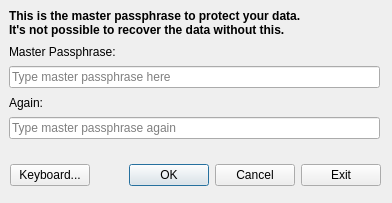
This is Wilhelmina/MasterPasswordDialog.ui in nrosvall/Wilhelmina as Qt 5 draws it before an edit. The edited form follows.
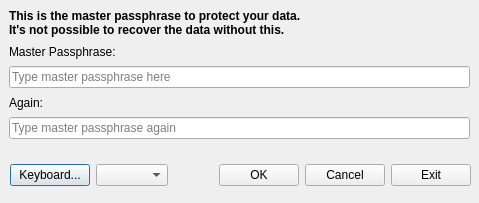
This is the edited form.

Commit message: It's now possible to change the profile from the master passphrase dialog

```diff
--- a/Wilhelmina/MasterPasswordDialog.ui
+++ b/Wilhelmina/MasterPasswordDialog.ui
@@ -9,7 +9,7 @@
    <rect>
     <x>0</x>
     <y>0</y>
-    <width>392</width>
+    <width>479</width>
     <height>203</height>
    </rect>
   </property>
@@ -24,7 +24,7 @@
     <rect>
      <x>10</x>
      <y>160</y>
-     <width>371</width>
+     <width>461</width>
      <height>31</height>
     </rect>
    </property>
@@ -37,14 +37,14 @@
     </property>
     <item>
      <widget class="QPushButton" name="pushButtonVirtualKeyboard">
-      <property name="focusPolicy">
-       <enum>Qt::NoFocus</enum>
-      </property>
       <property name="text">
        <string>Keyboard...</string>
       </property>
      </widget>
     </item>
+    <item>
+     <widget class="QComboBox" name="comboBoxProfiles"/>
+    </item>
     <item>
      <spacer>
       <property name="orientation">
@@ -86,7 +86,7 @@
     <rect>
      <x>9</x>
      <y>9</y>
-     <width>371</width>
+     <width>461</width>
      <height>130</height>
     </rect>
    </property>
```
The commit also changes 4 other files.
